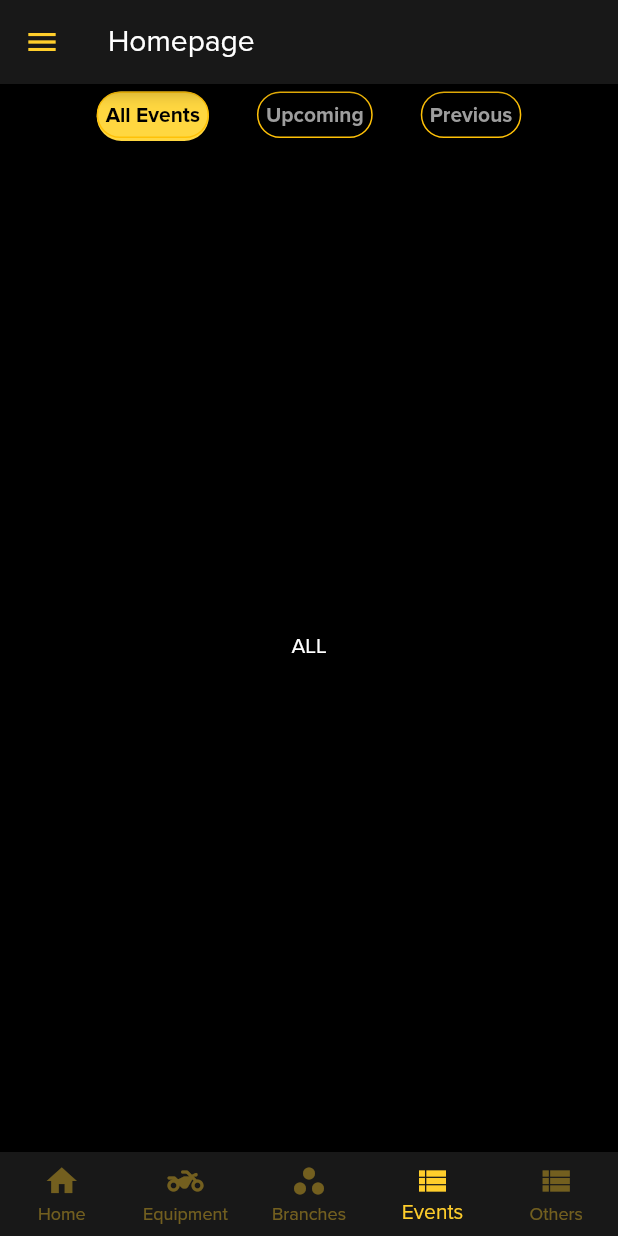
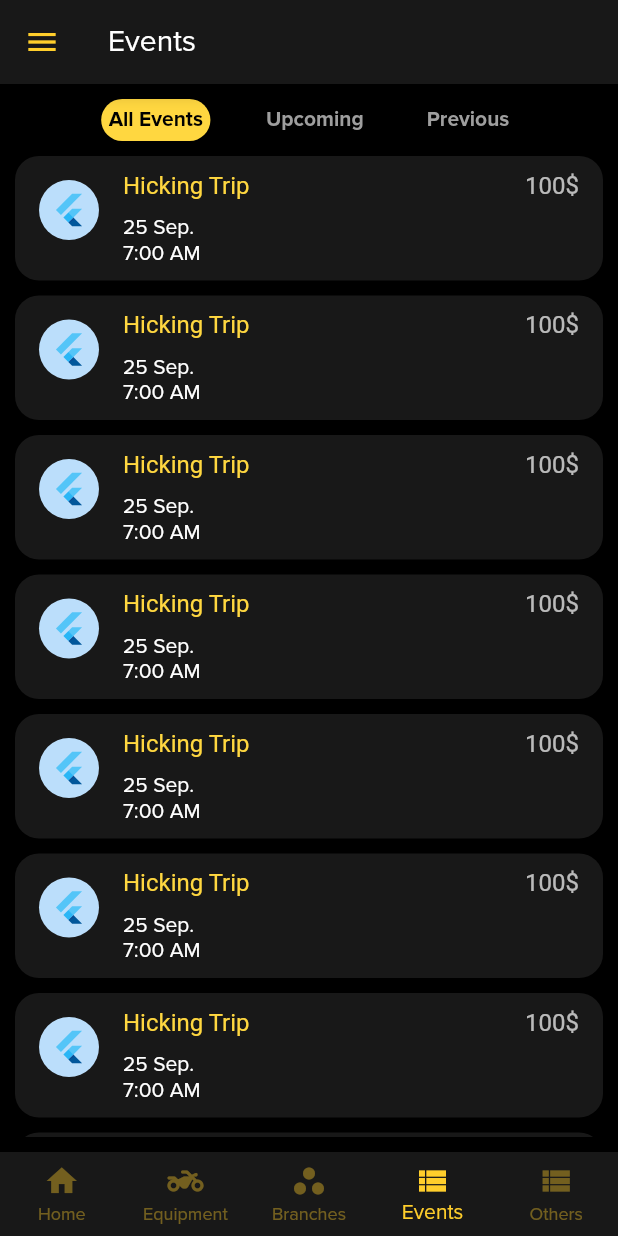
Before and after one commit to AdhamMagdyA/GymManager, a Flutter app: the screen it shows after launch, item 4 of the bottom bar chosen, on a phone screen of 412 x 824 dp. Run offline on Flutter 3.47's test engine with Material 2 defaults, Android fonts, the phone set to English and light mode, and no system bars; our stand-ins replace cached_network_image, motion_tab_bar, pie_chart, timelines; missing offline and left inert: dart:html, dart:js; Roboto replaces fonts that are missing (assets/fonts/Changa-Bold.ttf).

Commit message:
Finish main events screens

```diff
--- a/lib/screens/Events/events-list.dart
+++ b/lib/screens/Events/events-list.dart
@@ -4,10 +4,14 @@ import 'package:gym_project/screens/Events/events-tile.dart';
 
 
 class EventListView extends StatefulWidget {
-  final String title = 'Title';
-  final String subtitle1 = 'Subtitle 1';
-  final String subtitle2 = 'Subtitle 2';
-  final String subtitle3 = 'Subtitle 3';
+  final String title = 'Hicking Trip';
+  final String price = "100\$";
+  final String date = '25 Sep.';
+  final String startTime = '7:00 AM';
+  final String endTime = '10:00 AM';
+  final String icon = '';
+
+
 
 
   EventListView();
@@ -41,7 +45,7 @@ class _EventListViewState extends State<EventListView> with TickerProviderStateM
           padding: EdgeInsets.all(5),
           decoration: BoxDecoration(
               borderRadius: BorderRadius.circular(50),
-              border: Border.all(color: Colors.amber, width: 1),
+              // border: Border.all(color: Colors.amber, width: 1),
           ),
           child: Align(
             alignment: Alignment.center,
@@ -54,7 +58,7 @@ class _EventListViewState extends State<EventListView> with TickerProviderStateM
           padding: EdgeInsets.all(5),
           decoration: BoxDecoration(
               borderRadius: BorderRadius.circular(50),
-              border: Border.all(color: Colors.amber, width: 1),
+              // border: Border.all(color: Colors.amber, width: 1),
           ),
           child: Align(
             alignment: Alignment.center,
@@ -67,7 +71,7 @@ class _EventListViewState extends State<EventListView> with TickerProviderStateM
           padding: EdgeInsets.all(5),
           decoration: BoxDecoration(
               borderRadius: BorderRadius.circular(50),
-              border: Border.all(color: Colors.amber, width: 1),
+              // border: Border.all(color: Colors.amber, width: 1),
 
           ),
           child: Align(
@@ -78,21 +82,6 @@ class _EventListViewState extends State<EventListView> with TickerProviderStateM
       ),
     ];
 
-  List<dynamic> events = [
-    {
-      'name': 'Osama',
-      'branch': 'Branch 1',
-      "photo":
-          'https://images.pexels.com/photos/220453/pexels-photo-220453.jpeg?auto=compress&cs=tinysrgb&dpr=1&w=500'
-    },
-    {
-      'name': 'Abdo',
-      'branch': 'Branch 2',
-      "photo":
-          'https://images.pexels.com/photos/1704488/pexels-photo-1704488.jpeg?auto=compress&cs=tinysrgb&dpr=1&w=500'
-    }
-  ];
-
   @override
 
   Widget build(BuildContext context) {
@@ -102,7 +91,7 @@ class _EventListViewState extends State<EventListView> with TickerProviderStateM
         child:Align(
           alignment: Alignment.center,
           child:Container(
-            padding: EdgeInsets.only(top: 5),
+            padding: EdgeInsets.only(top: 10),
             width: MediaQuery.of(context).size.width,
             alignment: Alignment.center,
             child: TabBar(
@@ -122,8 +111,17 @@ class _EventListViewState extends State<EventListView> with TickerProviderStateM
         body: TabBarView(
         controller: _tabController,
         children: <Widget>[
-          Center(
-            child: getAllEvents(),
+          Container(
+            color: Colors.black,
+            height: 200,
+            padding: EdgeInsetsDirectional.all(10),
+            child: ListView.builder(
+                shrinkWrap: true,
+                itemCount: 10,
+                itemBuilder: (ctx, index) {
+                  return EventListTile(widget.title, widget.price,
+                      widget.date, widget.startTime,widget.endTime,widget.icon);
+                }),
           ),
           Center(
             child: getUpcomingEvents(),
@@ -154,7 +152,8 @@ class _EventListViewState extends State<EventListView> with TickerProviderStateM
 
   Text getAllEvents()
   {
-    return Text("ALL");
+    return Text("All");
+
   }
   Text getUpcomingEvents()
   {
--- a/lib/screens/Events/events-tile.dart
+++ b/lib/screens/Events/events-tile.dart
@@ -2,11 +2,14 @@ import 'package:flutter/material.dart';
 
 class EventListTile extends StatefulWidget {
   final String title;
-  final String subtitle1;
-  final String subtitle2;
-  final String subtitle3;
+  final String price;
+  final String date;
+  final String startTime;
+  final String endTime;
+  final String icon;
 
-  EventListTile(this.title, this.subtitle1, this.subtitle2, this.subtitle3);
+
+  EventListTile(this.title, this.price, this.date, this.startTime,this.endTime,this.icon);
   @override
   _EventListTileState createState() => _EventListTileState();
 }
@@ -27,24 +30,32 @@ class _EventListTileState extends State<EventListTile> {
           radius: 20,
           child: FlutterLogo(),
         ),
-        title: Text(
-          widget.title,
-          style: TextStyle(color: Colors.white),
+        title: Row(
+          mainAxisAlignment: MainAxisAlignment.spaceBetween,
+          children: [
+            Text(
+              widget.title,
+              style: TextStyle(color: Colors.amberAccent, fontFamily: 'assets/fonts/Changa-Bold.ttf' ),
+            ),
+            Text(
+              widget.price,
+              style: TextStyle(color: Colors.white70, fontFamily: 'assets/fonts/Changa-Bold.ttf' ),
+            ),
+          ],
+
         ),
+
         subtitle: Column(
           crossAxisAlignment: CrossAxisAlignment.start,
           mainAxisSize: MainAxisSize.min,
           children: [
+            SizedBox(height: 10,),
             Text(
-              widget.subtitle1,
+              widget.date,
               style: TextStyle(color: Colors.white),
             ),
             Text(
-              widget.subtitle2,
-              style: TextStyle(color: Colors.white),
-            ),
-            Text(
-              widget.subtitle3,
+              widget.startTime,
               style: TextStyle(color: Colors.white),
             ),
           ],
--- a/lib/screens/admin/util-screen.dart
+++ b/lib/screens/admin/util-screen.dart
@@ -35,7 +35,7 @@ class _AdminUtilState extends State<AdminUtil> with TickerProviderStateMixin {
     },
     {
       'page': EventListView(),
-      'title': 'Homepage',
+      'title': 'Events',
     },
     {
       'page': Material(),
```
Also changed, not shown: lib/screens/Events/event-details.dart (added, +161 -0 lines).
